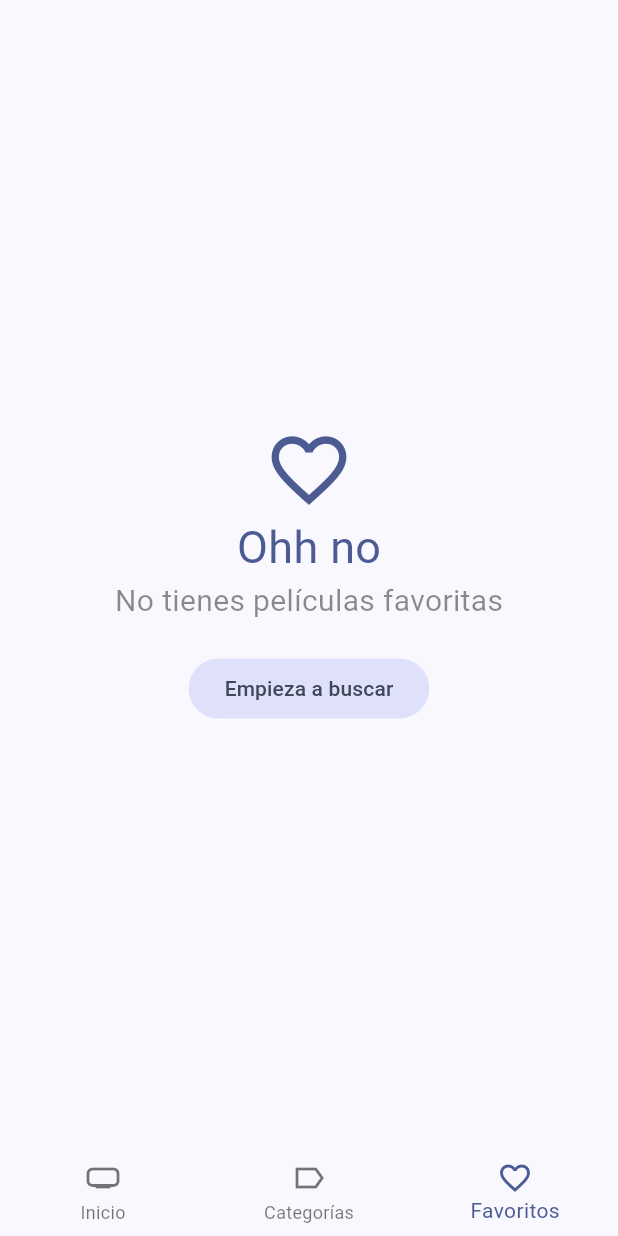
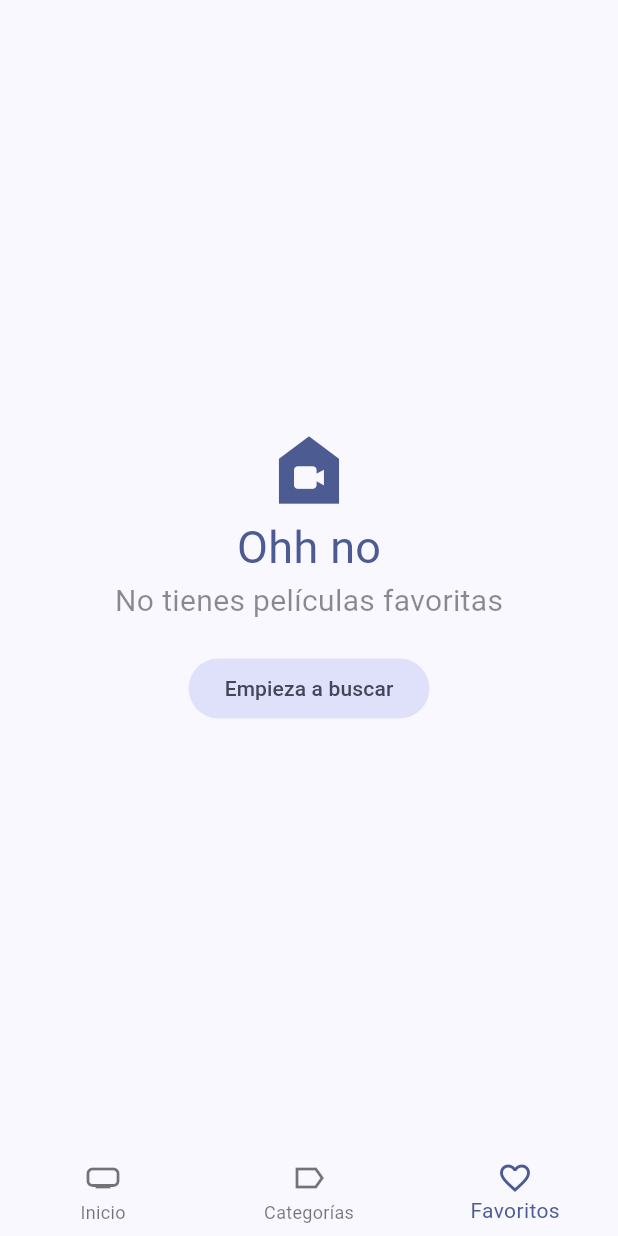
Before and after one commit to ErnestAlf222/cinemaApp, a Flutter app: the screen it shows after launch, item 3 of the bottom bar chosen, on a phone screen of 412 x 824 dp. Run offline on Flutter 3.47's test engine with Material 3 defaults, Android fonts, the phone set to English and light mode, and no system bars; our stand-ins replace animate_do, card_swiper, dio, flutter_dotenv, flutter_riverpod, go_router and 1 more; accounts and stored records are empty; generated files the repository leaves out were written again; network calls fail.

Commit message:
favorites terminado

```diff
--- a/lib/presentation/views/movies/home_views/favorites_view.dart
+++ b/lib/presentation/views/movies/home_views/favorites_view.dart
@@ -49,7 +49,7 @@ class FavoritesViewState extends ConsumerState<FavoritesView> {
           mainAxisAlignment: MainAxisAlignment.center,
           crossAxisAlignment: CrossAxisAlignment.center,
           children: [
-            Icon(Icons.favorite_outline_sharp, size: 60, color: colors.primary),
+            Icon(Icons.camera_indoor, size: 60, color: colors.primary),
             Text('Ohh no',
                 style: TextStyle(fontSize: 30, color: colors.primary)),
 
```
